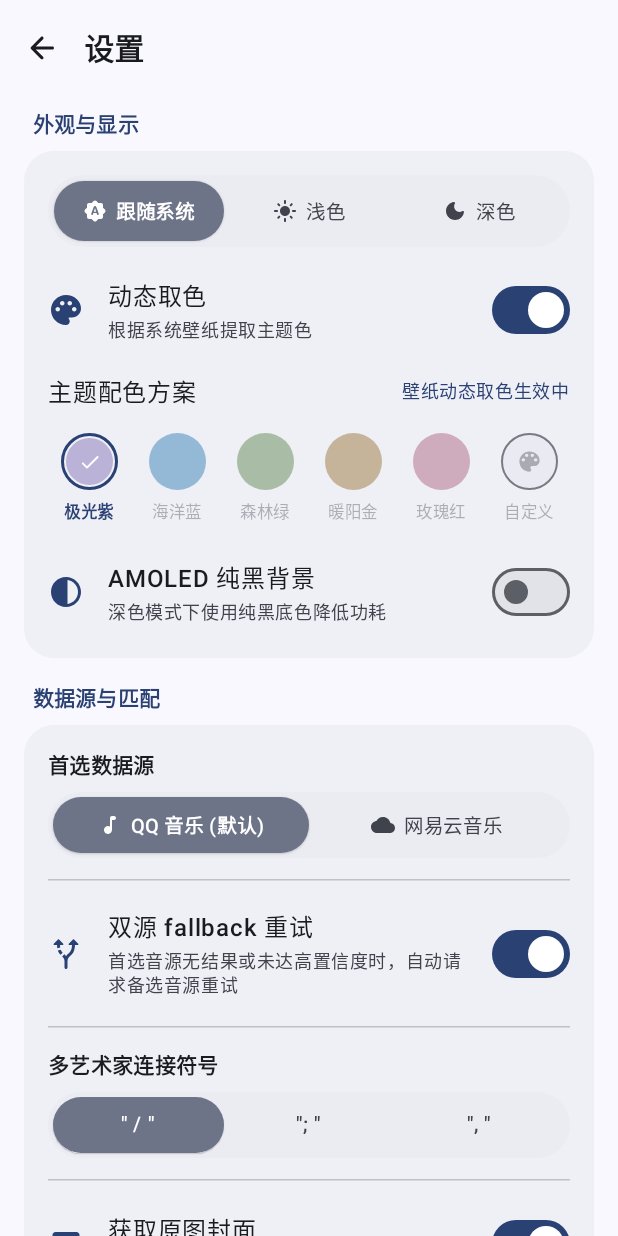
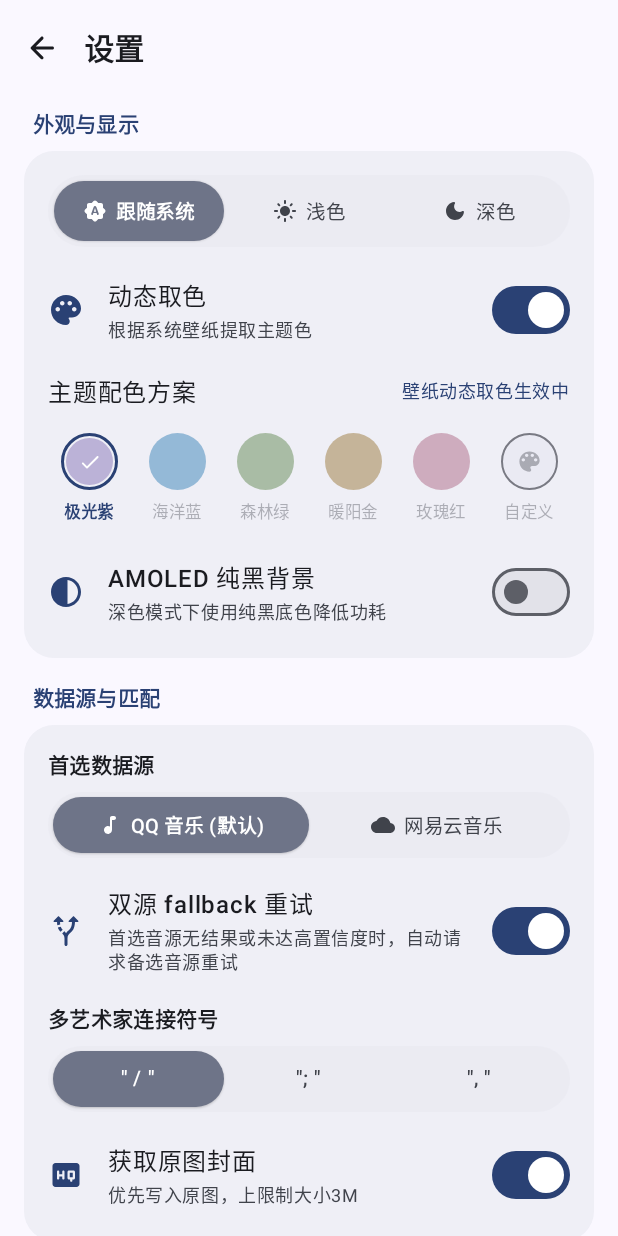
Before and after one commit to Viemean/Mutag, an Android app built with Jetpack Compose: the SettingsScreen screen opened through its navigation route, on a phone screen of 412 x 824 dp. Run offline under Robolectric (Android 15) with nearby library versions, the phone set to English and light mode, and no system bars; pictures from the network do not load; 2 statements that could not run were skipped.

Commit message:
style(settings): remove all dividers in SettingsScreen

```diff
--- a/app/src/main/kotlin/org/mutag/app/settings/SettingsScreen.kt
+++ b/app/src/main/kotlin/org/mutag/app/settings/SettingsScreen.kt
@@ -50,7 +50,6 @@ import androidx.compose.material3.Card
 import androidx.compose.material3.CardDefaults
 import androidx.compose.material3.CircularProgressIndicator
 import androidx.compose.material3.ExperimentalMaterial3Api
-import androidx.compose.material3.HorizontalDivider
 import androidx.compose.material3.Icon
 import androidx.compose.material3.IconButton
 import androidx.compose.material3.MaterialTheme
@@ -199,8 +198,6 @@ fun SettingsScreen(viewModel: SettingsViewModel, onNavigateBack: () -> Unit) {
                     )
 
                     Spacer(modifier = Modifier.height(14.dp))
-                    HorizontalDivider(color = MaterialTheme.colorScheme.outlineVariant.copy(alpha = 0.4f))
-                    Spacer(modifier = Modifier.height(14.dp))
 
                     SettingsSwitchRow(
                         icon = Icons.AutoMirrored.Rounded.AltRoute,
@@ -210,8 +207,6 @@ fun SettingsScreen(viewModel: SettingsViewModel, onNavigateBack: () -> Unit) {
                         onCheckedChange = viewModel::setDualSourceFallback,
                     )
 
-                    Spacer(modifier = Modifier.height(14.dp))
-                    HorizontalDivider(color = MaterialTheme.colorScheme.outlineVariant.copy(alpha = 0.4f))
                     Spacer(modifier = Modifier.height(14.dp))
 
                     Text(
@@ -227,8 +222,6 @@ fun SettingsScreen(viewModel: SettingsViewModel, onNavigateBack: () -> Unit) {
                         onSeparatorSelected = viewModel::setArtistSeparator,
                     )
 
-                    Spacer(modifier = Modifier.height(14.dp))
-                    HorizontalDivider(color = MaterialTheme.colorScheme.outlineVariant.copy(alpha = 0.4f))
                     Spacer(modifier = Modifier.height(14.dp))
 
                     SettingsSwitchRow(
@@ -278,8 +271,6 @@ fun SettingsScreen(viewModel: SettingsViewModel, onNavigateBack: () -> Unit) {
                     }
 
                     Spacer(modifier = Modifier.height(14.dp))
-                    HorizontalDivider(color = MaterialTheme.colorScheme.outlineVariant.copy(alpha = 0.4f))
-                    Spacer(modifier = Modifier.height(14.dp))
 
                     SettingsSwitchRow(
                         icon = Icons.Rounded.Translate,
@@ -303,8 +294,6 @@ fun SettingsScreen(viewModel: SettingsViewModel, onNavigateBack: () -> Unit) {
                         onCheckedChange = viewModel::setIgnoreShortAudio,
                     )
 
-                    Spacer(modifier = Modifier.height(14.dp))
-                    HorizontalDivider(color = MaterialTheme.colorScheme.outlineVariant.copy(alpha = 0.4f))
                     Spacer(modifier = Modifier.height(14.dp))
 
                     SettingsSwitchRow(
```
